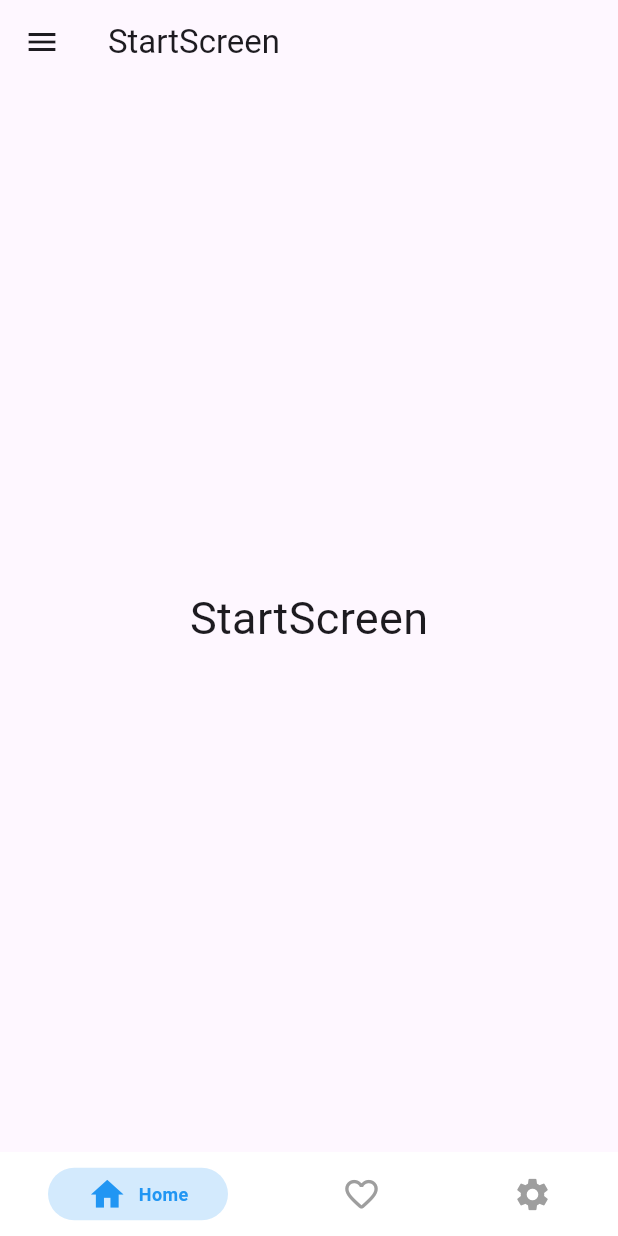
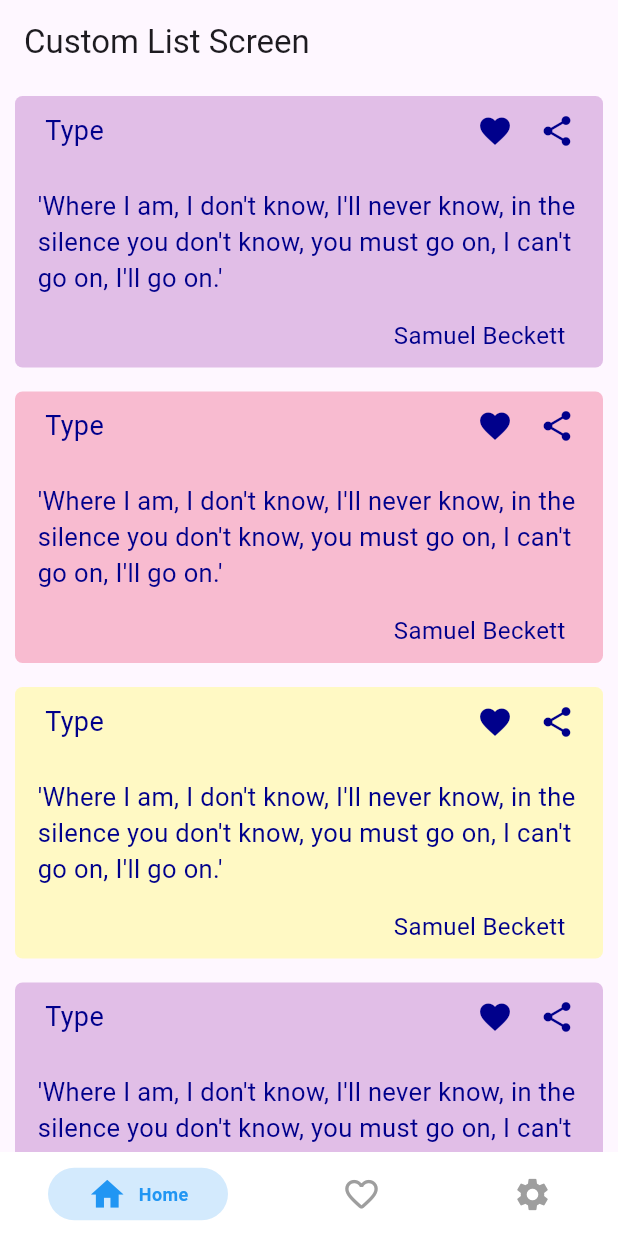
Before and after one commit to hanhmh1203/quotes_mobile, a Flutter app: the screen it shows after launch, on a phone screen of 412 x 824 dp. Run offline on Flutter 3.47's test engine with Material 3 defaults, Android fonts, the phone set to English and light mode, and no system bars; drawn by our look-alikes of persistent_bottom_nav_bar; our stand-ins replace get, isar; accounts and stored records are empty; generated files the repository leaves out were written again.

Commit message:
add_screen_start_demo

```diff
--- a/lib/ui/bottom_menu/bottom_nav_bar.dart
+++ b/lib/ui/bottom_menu/bottom_nav_bar.dart
@@ -1,5 +1,6 @@
 import 'package:flutter/material.dart';
 import 'package:persistent_bottom_nav_bar/persistent_bottom_nav_bar.dart';
+import 'package:quotes_mobile/ui/home_screen_demo/screen1.dart';
 
 import '../fav/favourite_screen.dart';
 import '../setting/setting_screen.dart';
@@ -13,7 +14,9 @@ class BottomNavBar extends StatelessWidget {
     // Hàm này tạo danh sách các màn hình sẽ được hiển thị khi nhấn vào các mục của thanh điều hướng
     List<Widget> _buildScreens() {
       return [
-        const StartScreen(),
+        // const StartScreen(),
+
+        const Screen1(),
         const SettingScreen(),
         const FavouriteScreen(),
       ];
--- /dev/null
+++ b/lib/ui/home_screen_demo/list_item.dart
@@ -0,0 +1,64 @@
+import 'package:flutter/material.dart';
+
+class ListItem extends StatelessWidget {
+  final Color color;
+
+  const ListItem({required this.color, super.key});
+
+  @override
+  Widget build(BuildContext context) {
+    return Container(
+      decoration: BoxDecoration(
+        color: color,
+        borderRadius: BorderRadius.circular(5),
+      ),
+      margin: const EdgeInsets.symmetric(vertical: 8, horizontal: 10),
+      padding: const EdgeInsets.all(10),
+      child: const Column(
+        crossAxisAlignment: CrossAxisAlignment.start,
+        children: [
+          Row(
+            children: [
+              Expanded(
+                flex: 7, // Chiếm 70% diện tích
+                child: Padding(
+                  padding: EdgeInsets.only(left: 10),
+                  child: Text(
+                    'Type ',
+                    style: TextStyle(fontSize: 18, color: Color(0xff00008b)),
+                  ),
+                ),
+              ),
+              Expanded(
+                flex: 1,
+                // Chiếm 15% diện tích (30% còn lại chia đều cho hai cột)
+                child: Icon(Icons.favorite, color: Color(0xff00008b)),
+              ),
+              Expanded(
+                flex: 1,
+                // Chiếm 15% diện tích (30% còn lại chia đều cho hai cột)
+                child: Icon(Icons.share, color: Color(0xff00008b)),
+              ),
+            ],
+          ),
+          SizedBox(height: 25),
+          Padding(
+            padding: EdgeInsets.only(left: 5),
+            child: Text(
+                "'Where I am, I don't know, I'll never know, in the silence you don't know, you must go on, I can't go on, I'll go on.'",
+                style: TextStyle(fontSize: 17, color: Color(0xff00008b))),
+          ),
+          SizedBox(height: 15),
+          Align(
+            alignment: Alignment.centerRight,
+            child: Padding(
+              padding: EdgeInsets.only(right: 15),
+              child: Text('Samuel Beckett',
+                  style: TextStyle(fontSize: 16, color: Color(0xff00008b))),
+            ),
+          ),
+        ],
+      ),
+    );
+  }
+}
--- /dev/null
+++ b/lib/ui/home_screen_demo/screen1.dart
@@ -0,0 +1,30 @@
+import 'package:flutter/material.dart';
+import 'list_item.dart';
+
+class Screen1 extends StatelessWidget {
+  const Screen1({super.key});
+
+  @override
+  Widget build(BuildContext context) {
+    // Danh sách các màu
+    final colors = [
+      const Color(0xFFE1BEE7), // Màu tím nhạt
+      const Color(0xFFF8BBD0), // Màu hồng nhạt
+      const Color(0xFFFFF9C4),
+    ];
+
+    return Scaffold(
+      appBar: AppBar(
+        title: const Text('Custom List Screen'),
+      ),
+      body: ListView.builder(
+        itemCount:4, // Số lượng item trong danh sách
+        itemBuilder: (context, index) {
+          // Lấy màu theo thứ tự từ danh sách colors
+          final color = colors[index % colors.length];
+          return ListItem(color: color);
+        },
+      ),
+    );
+  }
+}
```
